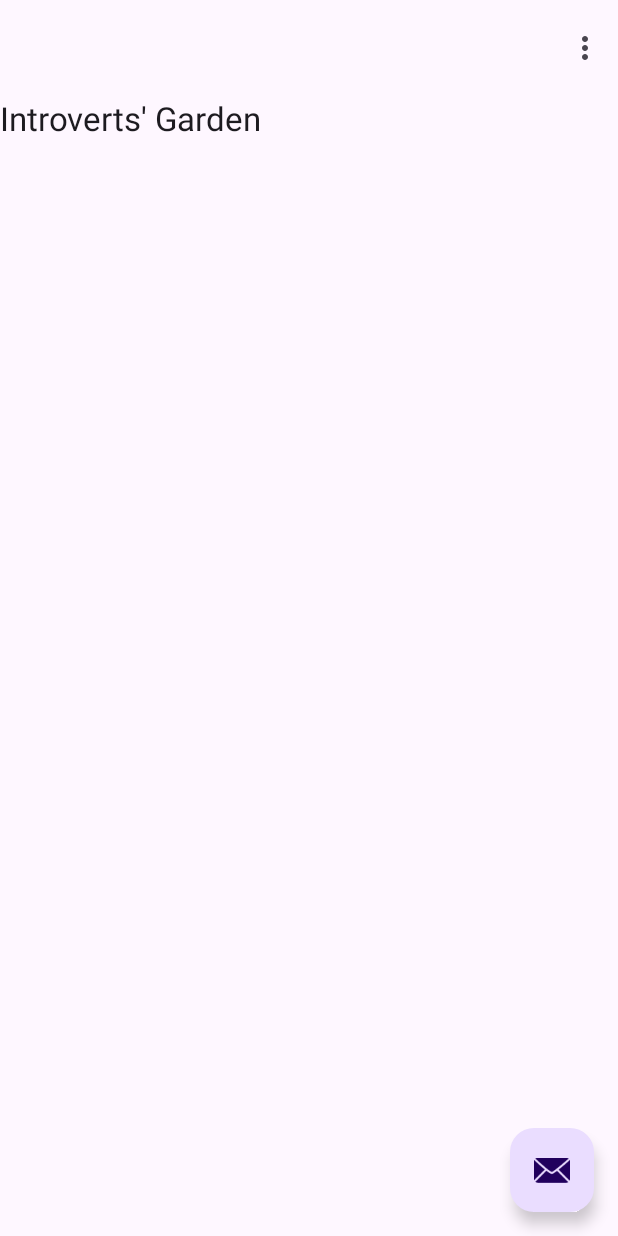
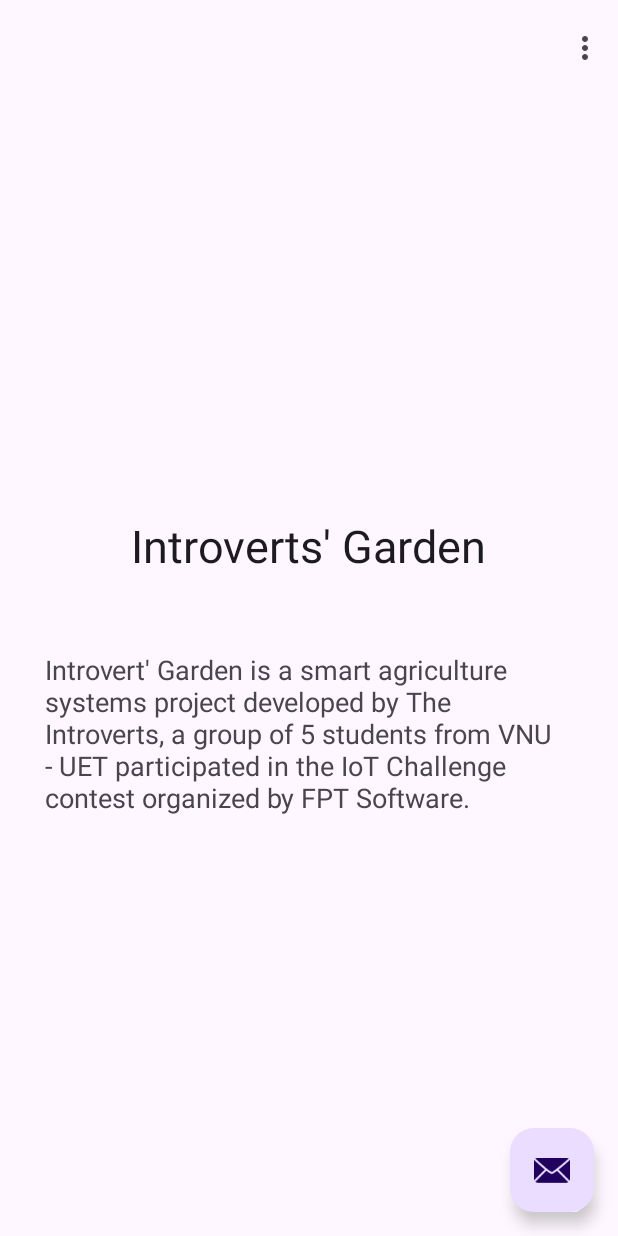
Before and after one commit to conechmuadong/introvert-garden, an Android app: the screen it shows after launch (MainActivity), on a phone screen of 412 x 824 dp. Run offline under Robolectric (Android 15) with nearby library versions, the phone set to English and light mode, and no system bars; our stand-ins replace navigation-ui.

Commit message:
homepage

```diff
--- a/app/app/build.gradle
+++ b/app/app/build.gradle
@@ -8,7 +8,7 @@
 
     defaultConfig {
         applicationId "ie.app"
-        minSdk 19
+        minSdk 21
         targetSdk 33
         versionCode 1
         versionName "1.0"
@@ -34,7 +34,7 @@
 dependencies {
 
     implementation 'androidx.appcompat:appcompat:1.6.1'
-    implementation 'com.google.android.material:material:1.5.0'
+    implementation 'com.google.android.material:material:1.9.0'
     implementation 'androidx.constraintlayout:constraintlayout:2.1.4'
     implementation 'androidx.navigation:navigation-fragment:2.5.3'
     implementation 'androidx.navigation:navigation-ui:2.5.3'
--- a/app/app/src/main/res/layout/fragment_homepage.xml
+++ b/app/app/src/main/res/layout/fragment_homepage.xml
@@ -1,15 +1,36 @@
 <?xml version="1.0" encoding="utf-8"?>
-<androidx.core.widget.NestedScrollView xmlns:android="http://schemas.android.com/apk/res/android"
+<RelativeLayout xmlns:android="http://schemas.android.com/apk/res/android"
     xmlns:app="http://schemas.android.com/apk/res-auto"
     xmlns:tools="http://schemas.android.com/tools"
     android:layout_width="match_parent"
     android:layout_height="match_parent"
-    tools:context=".HomepageFragment">
+    tools:context=".HomepageFragment" >
 
-    <TextView
-        android:id="@+id/project_name"
-        android:layout_width="match_parent"
+    <LinearLayout
+        android:orientation="vertical"
+        android:layout_width="wrap_content"
         android:layout_height="wrap_content"
-        android:text="@string/project_name"
-        android:textAppearance="@style/TextAppearance.AppCompat.Large" />
-</androidx.core.widget.NestedScrollView>
+        android:layout_centerInParent="true"
+        android:layout_margin="30dp" >
+
+        <TextView
+            android:id="@+id/project_name"
+            android:layout_width="wrap_content"
+            android:layout_height="wrap_content"
+            android:layout_gravity="center"
+            android:text="@string/project_name"
+            android:textAppearance="@style/TextAppearance.AppCompat.Large"
+            android:textSize="30sp"
+            android:paddingBottom="50dp" />
+
+        <TextView
+            android:id="@+id/introduction"
+            android:layout_width="wrap_content"
+            android:layout_height="wrap_content"
+            android:text="@string/introduction"
+            android:textAppearance="@style/TextAppearance.AppCompat.Medium"
+            android:textSize="18sp"/>
+
+    </LinearLayout>
+
+</RelativeLayout>
--- a/app/app/src/main/res/values/colors.xml
+++ b/app/app/src/main/res/values/colors.xml
@@ -2,4 +2,5 @@
 <resources>
     <color name="black">#FF000000</color>
     <color name="white">#FFFFFFFF</color>
+    <color name="AppbarColor">#64c864</color>
 </resources>
--- a/app/app/src/main/res/values/strings.xml
+++ b/app/app/src/main/res/values/strings.xml
@@ -8,4 +8,5 @@
     <string name="next">Next</string>
 
     <string name="project_name">Introverts\' Garden</string>
+    <string name="introduction">Introvert\' Garden is a smart agriculture systems project developed by The Introverts, a group of 5 students from VNU - UET participated in the IoT Challenge contest organized by FPT Software.</string>
 </resources>
--- a/app/app/src/main/res/values/themes.xml
+++ b/app/app/src/main/res/values/themes.xml
@@ -2,7 +2,7 @@
     <!-- Base application theme. -->
     <style name="Base.Theme.IntrovertGarden" parent="Theme.Material3.DayNight.NoActionBar">
         <!-- Customize your light theme here. -->
-        <!-- <item name="colorPrimary">@color/my_light_primary</item> -->
+        <item name="colorPrimary">@color/AppbarColor</item>
     </style>
 
     <style name="Theme.IntrovertGarden" parent="Base.Theme.IntrovertGarden" />
```
